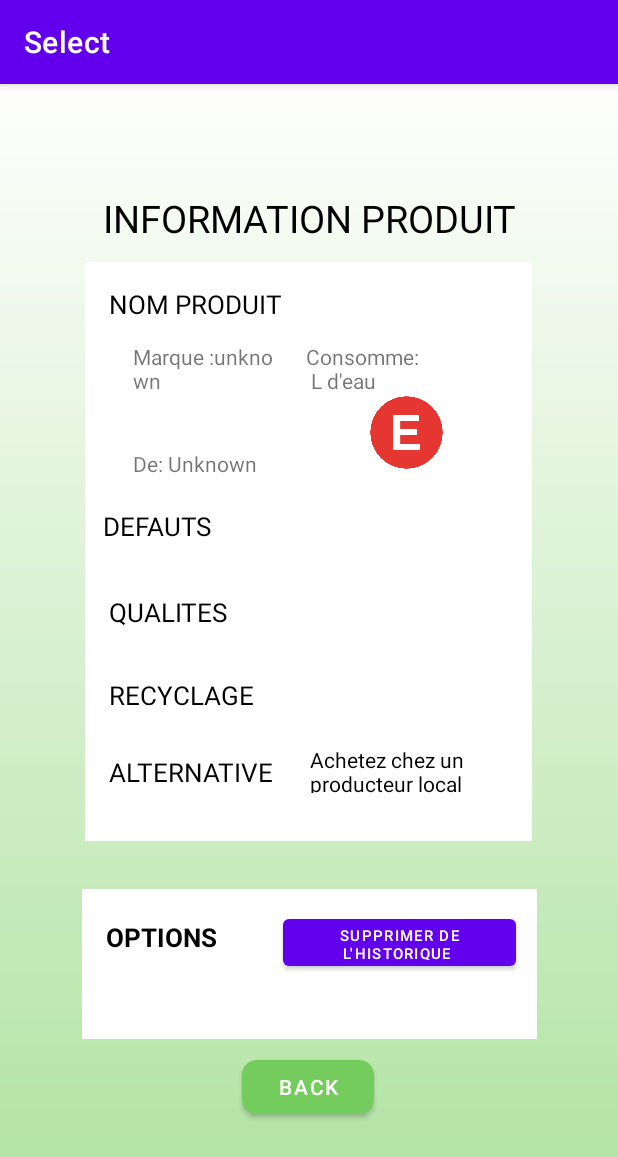
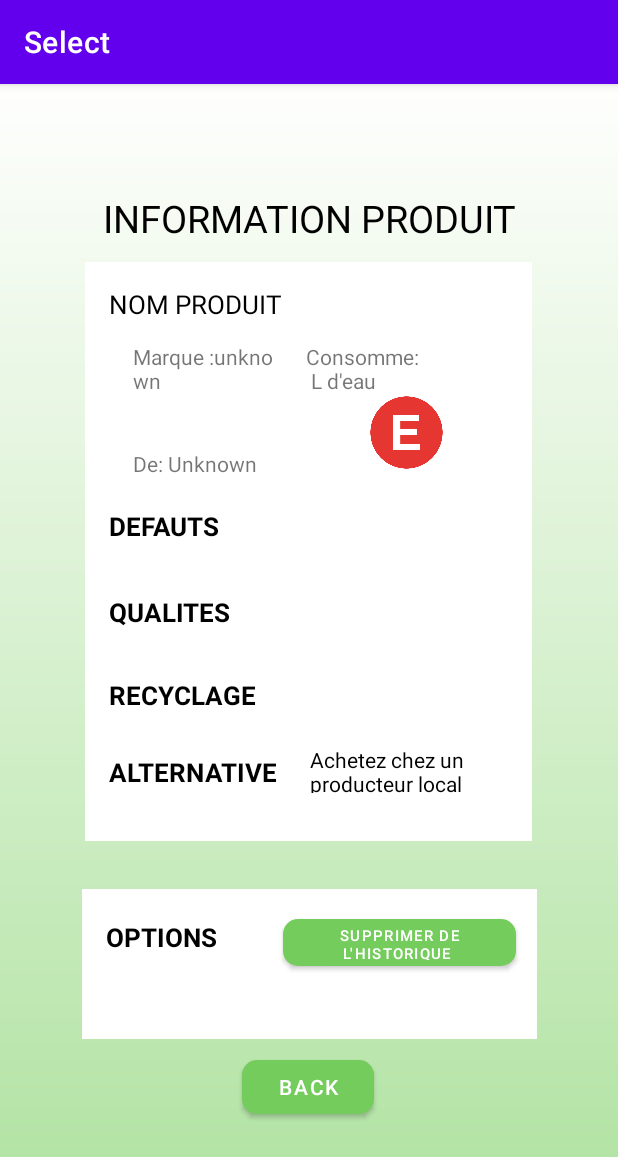
Before and after one commit to leacmrt/SHORTER, an Android app: the SelectItem screen opened directly, with no data from a screen before it, on a phone screen of 412 x 824 dp. Shown: the top 1157 px of the screen. Run offline under Robolectric (Android 15) with nearby library versions, the phone set to English and light mode, and no system bars; 26 statements that could not run were skipped.

Commit message:
touche finale

```diff
--- a/app/src/main/res/layout/fragment_select_item.xml
+++ b/app/src/main/res/layout/fragment_select_item.xml
@@ -40,6 +40,7 @@
             android:layout_marginTop="16dp"
             android:text="TextView"
             android:textColor="@color/black"
+            android:textStyle="bold"
             app:layout_constraintEnd_toEndOf="parent"
             app:layout_constraintHorizontal_bias="0.88"
             app:layout_constraintStart_toStartOf="parent"
@@ -62,8 +63,9 @@
             android:id="@+id/textView11"
             android:layout_width="116dp"
             android:layout_height="21dp"
-            android:layout_marginStart="12dp"
-            android:layout_marginLeft="12dp"
+            android:layout_marginStart="16dp"
+            android:textStyle="bold"
+            android:layout_marginLeft="16dp"
             android:layout_marginTop="164dp"
             android:text="DEFAUTS"
             android:textColor="@color/black"
@@ -127,6 +129,7 @@
             android:layout_marginLeft="16dp"
             android:layout_marginTop="36dp"
             android:text="QUALITES"
+            android:textStyle="bold"
             android:textColor="@color/black"
             android:textSize="17dp"
             app:layout_constraintStart_toStartOf="parent"
@@ -140,6 +143,7 @@
             android:layout_marginLeft="16dp"
             android:layout_marginTop="24dp"
             android:text="RECYCLAGE"
+            android:textStyle="bold"
             android:textColor="@color/black"
             android:textSize="17dp"
             app:layout_constraintStart_toStartOf="parent"
@@ -155,6 +159,7 @@
             android:text="ALTERNATIVE"
             android:textColor="@color/black"
             android:textSize="17dp"
+            android:textStyle="bold"
             app:layout_constraintStart_toStartOf="parent"
             app:layout_constraintTop_toBottomOf="@+id/textView15" />
 
@@ -255,6 +260,10 @@
             android:layout_marginTop="14dp"
             android:layout_marginEnd="14dp"
             android:layout_marginRight="14dp"
+            android:textColor="#FFFFFF"
+            app:backgroundTint="#74CC5C"
+            app:cornerRadius="10dp"
+            app:strokeColor="#00FFFFFF"
             android:text="Supprimer de l'historique "
             android:textSize="10dp"
             app:layout_constraintEnd_toEndOf="parent"
```
Also changed, not shown: app/src/main/res/layout/activity_budget.xml (+4 -4 lines).
